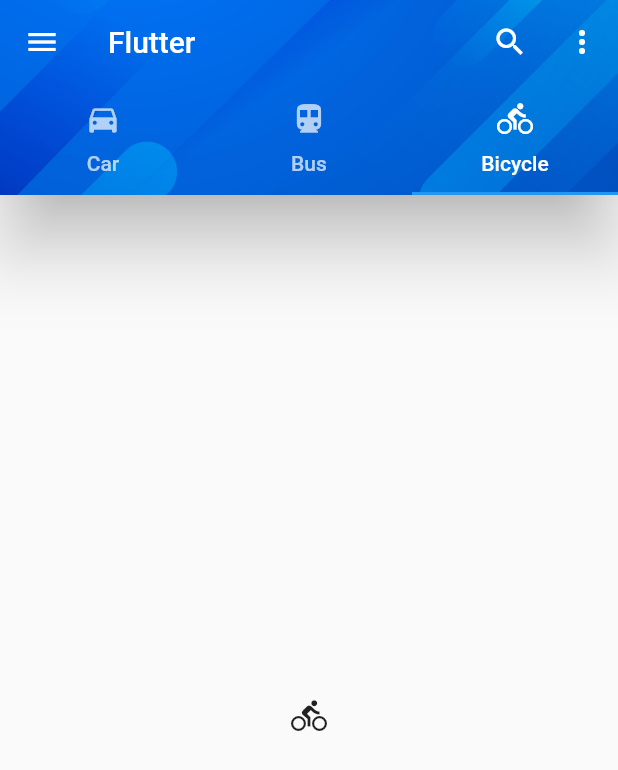
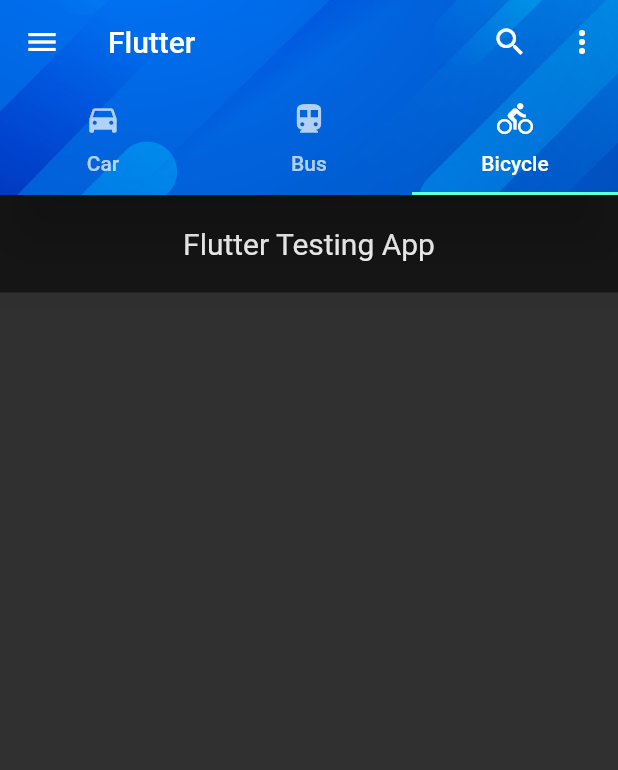
Before and after one commit to YasiruLak/Flutter-First_Project, a Flutter app: the screen it shows after launch, tab 3 chosen, on a phone screen of 412 x 824 dp. Shown: the top 770 px of the screen. Run offline on Flutter 3.47's test engine with Material 2 defaults, Android fonts, the phone set to English and light mode, and no system bars; our stand-ins replace device_preview; Roboto replaces fonts that are missing (Ubuntu sans-serif).

Commit message:
Container Widget

```diff
--- a/lib/main.dart
+++ b/lib/main.dart
@@ -2,6 +2,7 @@
 import 'package:device_preview/device_preview.dart';
 import 'package:flutter/foundation.dart';
 import 'package:flutter/material.dart';
+
 
 
 void main(){
@@ -34,6 +35,7 @@ class MyApp extends StatelessWidget{
       title: "Flutter Demo",
       theme: ThemeData(
         primarySwatch: Colors.blue,
+        brightness: Brightness.dark,
       ),
       home: MyHomePage(),
     );
@@ -86,8 +88,8 @@ class MyHomePage extends StatelessWidget{
         body: TabBarView(
           children: [
             tab1(),
-            Icon(Icons.directions_transit),
-            Icon(Icons.directions_bike),
+            const Icon(Icons.directions_transit),
+            tab3(),
           ],
         ),
       ),
@@ -98,8 +100,31 @@ class MyHomePage extends StatelessWidget{
 
 Widget tab1(){
   return Container(
-    child: Center(
-      child: Text("Copyright By Yasiru Dahanayaka"),
+
+    color: Colors.lightBlue,
+    child: const Center(
+      child: Text("Copyright By Yasiru Dahanayaka",),
     ),
   );
 }
+
+
+
+Widget tab3(){
+  return Scaffold(
+    body: Container(
+      // padding: const EdgeInsets.all(20.0),
+      width: double.infinity,
+      height: 65,
+      alignment: Alignment.center,
+      color: Colors.black54,
+      child: const Text(
+        'Flutter Testing App',
+        style: TextStyle(
+          fontSize: 20.0,
+          fontFamily: 'Ubuntu sans-serif',
+        ),
+      ),
+    ),
+  );
+}
```
